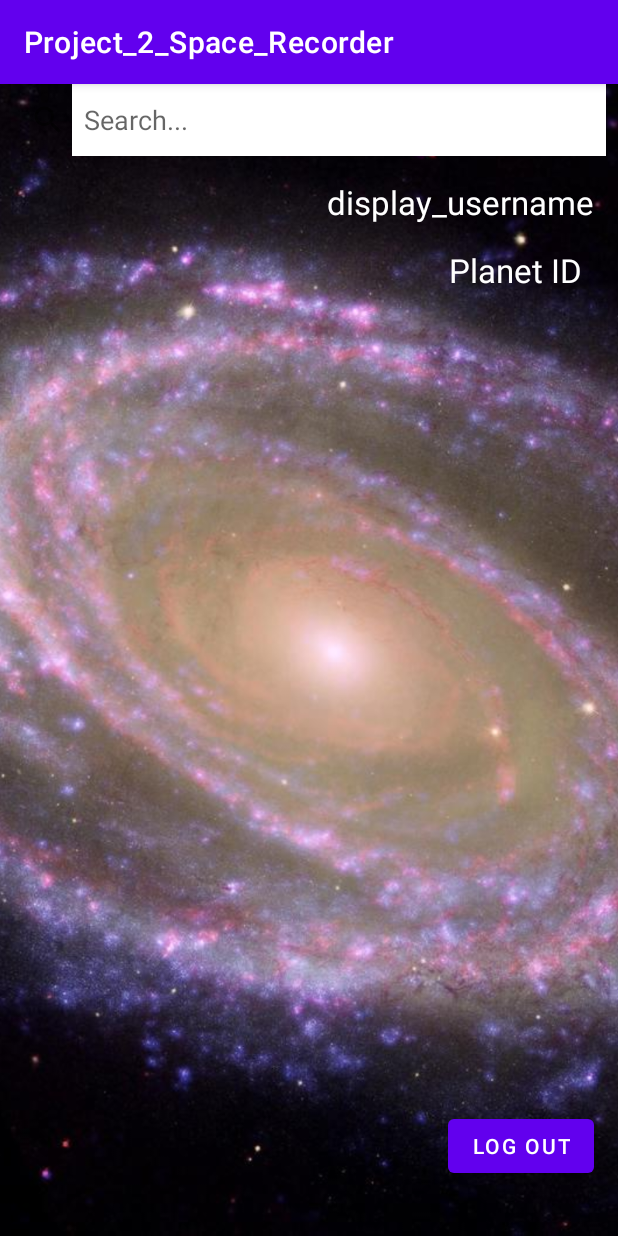
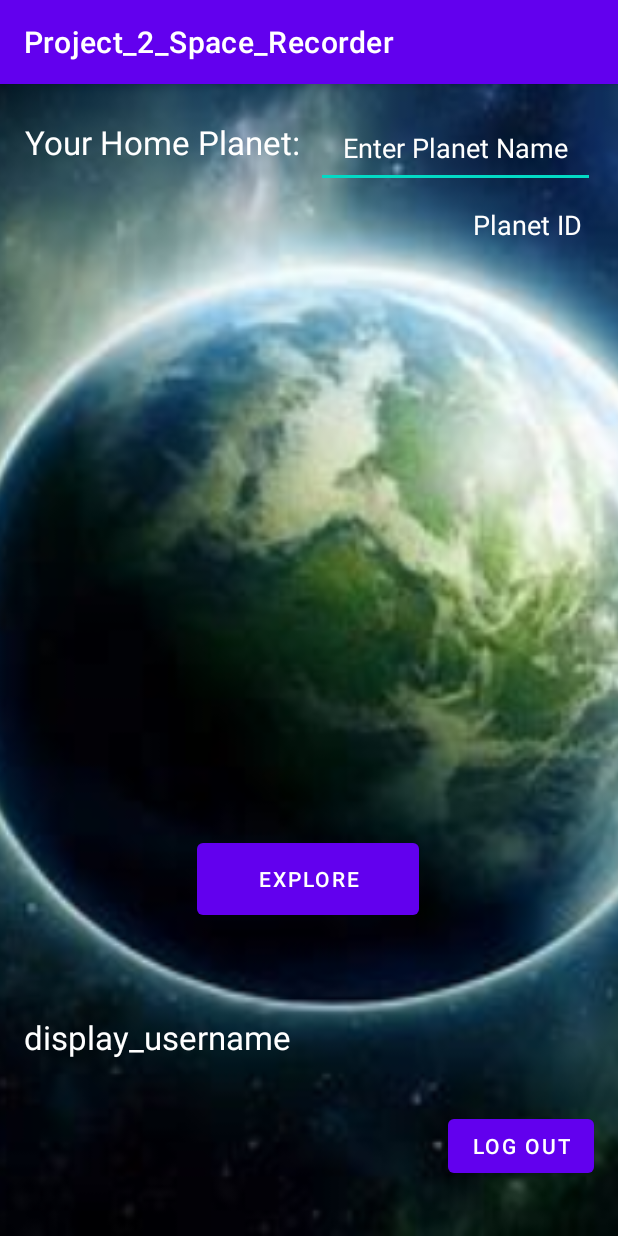
Before and after one commit to TomasDiazWahl/Project_2_Space_Recorder, an Android app: the LandingPageActivity screen opened directly, with no data from a screen before it, on a phone screen of 412 x 824 dp. Run offline under Robolectric (Android 15) with nearby library versions, the phone set to English and light mode, and no system bars; our stand-ins replace Room's generated code; 3 statements that could not run were skipped.

Commit message:
Explore Activity

```diff
--- a/app/src/main/res/layout/activity_landing_page.xml
+++ b/app/src/main/res/layout/activity_landing_page.xml
@@ -7,50 +7,95 @@
 
 
     <ImageView
-        app:layout_constraintTop_toTopOf="parent"
-        app:layout_constraintStart_toStartOf="parent"
-        app:layout_constraintBottom_toBottomOf="parent"
-        app:layout_constraintEnd_toEndOf="parent"
+        android:id="@+id/imageView"
         android:layout_width="fill_parent"
         android:layout_height="fill_parent"
         android:scaleType="centerCrop"
-        android:src="@drawable/m81_galaxy"/>
+        android:src="@drawable/exo_planet_habitable_0"
+        app:layout_constraintBottom_toBottomOf="parent"
+        app:layout_constraintEnd_toEndOf="parent"
+        app:layout_constraintHorizontal_bias="0.0"
+        app:layout_constraintStart_toStartOf="parent"
+        app:layout_constraintTop_toTopOf="parent"
+        app:layout_constraintVertical_bias="0.0" />
 
     <TextView
         android:id="@+id/display_username"
         android:layout_width="wrap_content"
         android:layout_height="wrap_content"
-        android:layout_marginTop="64dp"
-        android:layout_marginEnd="16dp"
+        android:layout_marginTop="588dp"
         android:hint="@string/hint_display_username"
         android:textColorHint="@color/white"
         android:textSize="22sp"
+        app:layout_constraintBottom_toTopOf="@+id/admin"
         app:layout_constraintEnd_toEndOf="parent"
+        app:layout_constraintHorizontal_bias="0.068"
+        app:layout_constraintStart_toStartOf="parent"
+        app:layout_constraintTop_toTopOf="parent" />
+
+    <EditText
+        android:id="@+id/planet_name"
+        android:layout_width="186dp"
+        android:layout_height="53dp"
+        android:layout_marginTop="16dp"
+        android:gravity="center"
+        android:hint="@string/edit_text_enter_planet_name"
+        android:textColorHint="@color/white"
+        app:layout_constraintEnd_toEndOf="parent"
+        app:layout_constraintHorizontal_bias="0.933"
+        app:layout_constraintStart_toStartOf="parent"
         app:layout_constraintTop_toTopOf="parent" />
 
     <Button
         android:id="@+id/admin"
         android:layout_width="129dp"
         android:layout_height="62dp"
-        android:layout_marginStart="28dp"
-        android:layout_marginTop="64dp"
+        android:layout_marginStart="24dp"
         android:text="@string/button_admin"
         android:visibility="invisible"
+        app:layout_constraintBottom_toBottomOf="parent"
         app:layout_constraintStart_toStartOf="parent"
-        app:layout_constraintTop_toTopOf="parent" />
+        app:layout_constraintTop_toTopOf="parent"
+        app:layout_constraintVertical_bias="0.967" />
+
+    <Button
+        android:id="@+id/button_explore"
+        android:layout_width="148dp"
+        android:layout_height="60dp"
+        android:layout_marginTop="500dp"
+        android:gravity="center"
+        android:text="@string/button_explore"
+        app:layout_constraintEnd_toEndOf="parent"
+        app:layout_constraintHorizontal_bias="0.498"
+        app:layout_constraintStart_toStartOf="parent"
+        app:layout_constraintTop_toTopOf="@+id/imageView" />
 
     <TextView
         android:id="@+id/planet_id"
         android:layout_width="wrap_content"
         android:layout_height="wrap_content"
-        android:layout_marginTop="16dp"
+        android:layout_marginTop="12dp"
         android:layout_marginEnd="24dp"
         android:hint="@string/textview_planet_id"
         android:textColor="@color/white"
         android:textColorHint="@color/white"
+        android:textSize="18sp"
+        app:layout_constraintEnd_toEndOf="parent"
+        app:layout_constraintTop_toBottomOf="@+id/planet_name" />
+
+
+    <TextView
+        android:id="@+id/home_planet_message"
+        android:layout_width="wrap_content"
+        android:layout_height="wrap_content"
+        android:layout_marginTop="24dp"
+        android:text="@string/text_view_your_home_planet"
+        android:textColor="@color/white"
         android:textSize="22sp"
-        app:layout_constraintEnd_toEndOf="parent"
-        app:layout_constraintTop_toBottomOf="@+id/display_username" />
+        app:layout_constraintEnd_toStartOf="@+id/planet_name"
+        app:layout_constraintHorizontal_bias="0.615"
+        app:layout_constraintStart_toStartOf="parent"
+        app:layout_constraintTop_toTopOf="parent" />
 
     <Button
         android:id="@+id/button_log_out"
@@ -62,18 +107,6 @@
         app:layout_constraintBottom_toBottomOf="parent"
         app:layout_constraintEnd_toEndOf="parent" />
 
-    <SearchView
-        android:id="@+id/searchView"
-        android:layout_width="match_parent"
-        android:layout_height="wrap_content"
-        android:gravity="center"
-        android:iconifiedByDefault="false"
-        android:queryBackground="@color/white"
-        android:queryHint="Search..."
-        app:layout_constraintEnd_toEndOf="parent"
-        app:layout_constraintHorizontal_bias="0.0"
-        app:layout_constraintStart_toStartOf="parent"
-        app:layout_constraintTop_toTopOf="parent" />
 
 
 </androidx.constraintlayout.widget.ConstraintLayout>
--- a/app/src/main/res/values/strings.xml
+++ b/app/src/main/res/values/strings.xml
@@ -19,4 +19,7 @@
     <string name="find_new_solar_system">Find New Solar System</string>
     <string name="jump_through_wormhole">Jump Through Wormhole</string>
     <string name="cool_black_hole_render">Cool Black Hole Render</string>
+    <string name="edit_text_enter_planet_name">Enter Planet Name</string>
+    <string name="text_view_your_home_planet">Your Home Planet:</string>
+    <string name="button_explore">Explore</string>
 </resources>
```
Also changed, not shown: app/src/main/res/layout/activity_explore.xml (+13 -11 lines), app/src/main/res/layout/activity_solar_system.xml (added, +33 -0 lines), app/src/main/res/drawable/exo_planet_habitable_0.jpg (added), app/src/main/res/drawable/solar_system_0.jpg (added).
